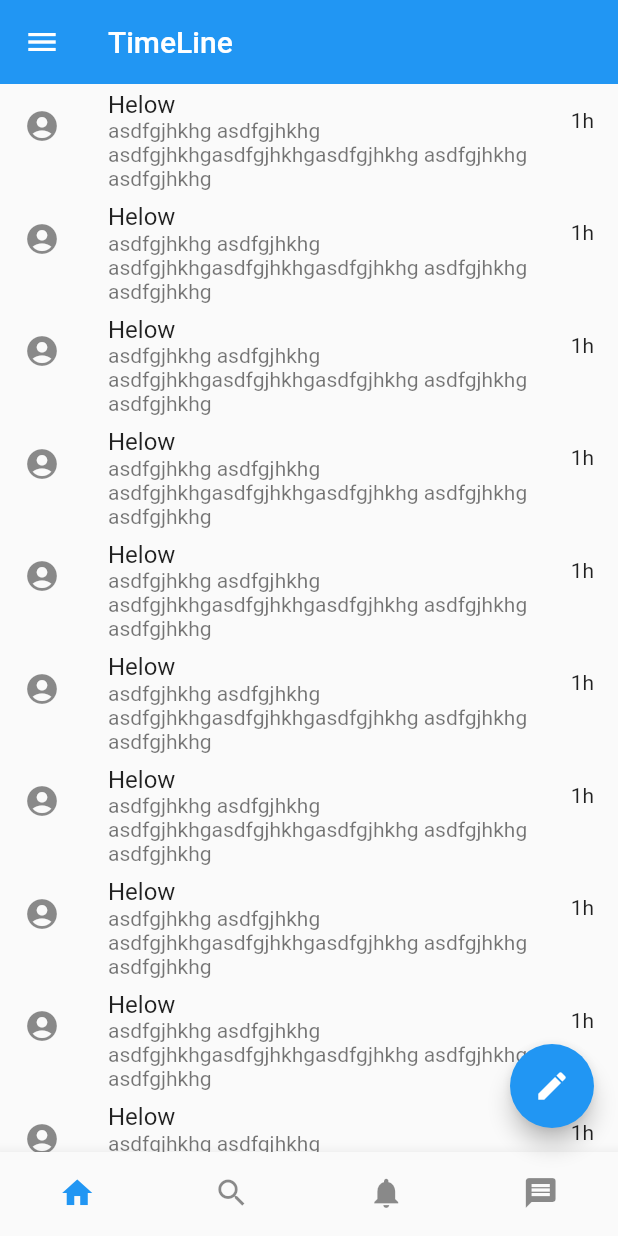
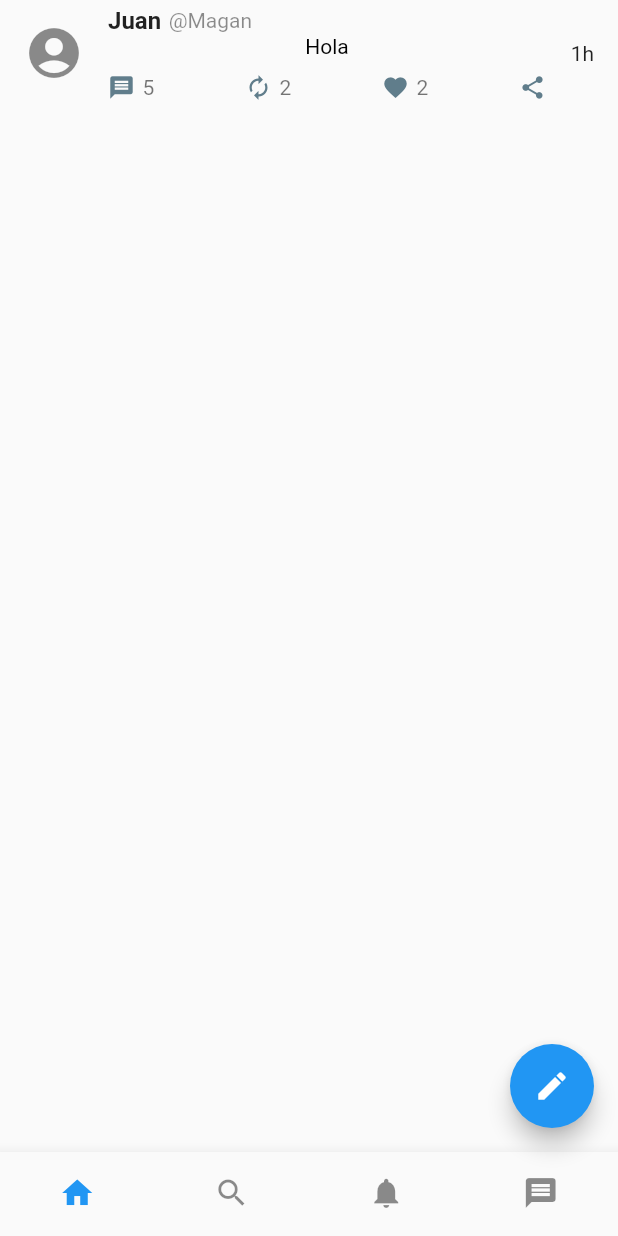
Before and after one commit to triay0/twitter_demo, a Flutter app: the screen it shows after launch, on a phone screen of 412 x 824 dp. Run offline on Flutter 3.47's test engine with Material 2 defaults, Android fonts, the phone set to English and light mode, and no system bars.

Commit message:
Refactor new tweet

```diff
--- a/lib/main.dart
+++ b/lib/main.dart
@@ -1,4 +1,9 @@
 import 'package:flutter/material.dart';
+import 'package:twitter_demo/screens/main_drawer.dart';
+import 'package:twitter_demo/screens/main_tabs/messaging.dart';
+import 'package:twitter_demo/screens/main_tabs/notifications.dart';
+import 'package:twitter_demo/screens/main_tabs/search.dart';
+import 'package:twitter_demo/screens/main_tabs/timeline.dart';
 
 void main() => runApp(MyApp());
 
@@ -8,25 +13,116 @@ class MyApp extends StatelessWidget {
   Widget build(BuildContext context) {
     return MaterialApp(
       title: 'Flutter Demo',
-      theme:ThemeData.light(),
-      home: MyHomePage(title: 'Flutter Demo Home Page'),
+      theme: ThemeData.light(),
+      home: MainScreen(),
     );
   }
 }
 
-class MyHomePage extends StatefulWidget {
-  MyHomePage({Key key, this.title}) : super(key: key);
-  final String title;
+class MainScreen extends StatefulWidget {
+  MainScreen({Key key}) : super(key: key);
 
   @override
-  _MyHomePageState createState() => _MyHomePageState();
+  MainScreenState createState() => MainScreenState();
 }
 
-class _MyHomePageState extends State<MyHomePage> {
+class MainScreenState extends State<MainScreen> {
   int _selectedIndex = 0;
+  PageController _tabController;
+  String _title;
+
+  @override
+  void initState() {
+    super.initState();
+    _tabController = new PageController();
+    _title = TabItems[0].title;
+    _selectedIndex = 0;
+  }
+
+  Widget tweets() {
+    return ListView.builder(
+        itemCount: 5,
+        itemBuilder: (BuildContext ctxt, int index) {
+          return new Text('helo');
+        });
+  }
+
+  void _onItemTapped(int index) {
+    setState(() {
+      _selectedIndex = index;
+    });
+  }
+
+  void onTap(int tab) {
+    _tabController.jumpToPage(tab);
+  }
+
+  void onTabChanged(int tab) {
+    setState(() {
+      this._selectedIndex = tab;
+    });
+
+    this._title = TabItems[tab].title;
+  }
+
+  @override
+  Widget build(BuildContext context) {
+    return Scaffold(
+      floatingActionButton: FloatingActionButton(
+        onPressed: null,
+        child: Icon(Icons.edit),
+      ),
+      drawer: Drawer(child: MainDrawer()),
+      bottomNavigationBar: BottomNavigationBar(
+        type: BottomNavigationBarType.fixed,
+        items: TabItems.map((TabItem item) {
+          return new BottomNavigationBarItem(
+            title: new Text(
+              item.title,
+            ),
+            icon: new Icon(item.icon),
+          );
+        }).toList(),
+        unselectedItemColor: Colors.black45,
+        showSelectedLabels: false,
+        showUnselectedLabels: false,
+        selectedItemColor: Colors.blue,
+        currentIndex: _selectedIndex,
+        onTap: onTap,
+      ),
+      body:
+//      CustomScrollView(
+//        slivers: <Widget>[
+//          SliverAppBar(
+//            title: _titles.elementAt(_selectedIndex),
+//            floating: true,
+//          ),
+//
+////          Silv
+          PageView(
+            controller: _tabController,
+            onPageChanged: onTabChanged,
+            children: <Widget>[
+              TimeLine(),
+              Search(),
+              Notifications(),
+              Messaging()
+            ],
+          )
+//        ],
+//      ),
+    );
+  }
 
   static const TextStyle optionStyle =
       TextStyle(fontSize: 16, fontWeight: FontWeight.bold);
+
+  static const List<TabItem> TabItems = const <TabItem>[
+    const TabItem(title: 'TimeLine', icon: Icons.home),
+    const TabItem(title: 'Hashtag & search', icon: Icons.search),
+    const TabItem(title: 'Notifications', icon: Icons.notifications),
+    const TabItem(title: 'DM', icon: Icons.message)
+  ];
 
   static const List<Widget> _titles = <Widget>[
     Text(
@@ -62,110 +158,11 @@ class _MyHomePageState extends State<MyHomePage> {
 //      style: optionStyle,
     ),
   ];
+}
 
-  Widget tweets() {
-    return ListView.builder(
-        itemCount: 5,
-        itemBuilder: (BuildContext ctxt, int index) {
-          return new Text('helo');
-        });
-  }
+class TabItem {
+  final String title;
+  final IconData icon;
 
-  void _onItemTapped(int index) {
-    setState(() {
-      _selectedIndex = index;
-    });
-  }
-
-  @override
-  Widget build(BuildContext context) {
-    return Scaffold(
-      floatingActionButton: FloatingActionButton(onPressed: null,child: Icon( Icons.edit),),
-      drawer: Drawer(
-          child: ListView(
-        children: <Widget>[
-          UserAccountsDrawerHeader(
-            accountName: Text('Name'),
-            accountEmail: Text('@nickname'),
-            currentAccountPicture: Icon(Icons.whatshot),
-          ),
-          ListTile(
-            title: Text("Profile"),
-            leading: Icon(Icons.account_circle),
-          ),
-          ListTile(
-            title: Text("Lists"),
-            leading: Icon(Icons.list),
-          ),
-          ListTile(
-            title: Text("Saved items"),
-            leading: Icon(Icons.save),
-          ),
-          ListTile(
-            title: Text("Moments"),
-            leading: Icon(Icons.whatshot),
-          ),
-          Divider(),
-          ListTile(
-            title: Text("Config & privacy"),
-          ),
-          ListTile(
-            title: Text("Help Center"),
-          ),
-        ],
-      )),
-      bottomNavigationBar: BottomNavigationBar(
-        type: BottomNavigationBarType.fixed,
-        items: const <BottomNavigationBarItem>[
-          BottomNavigationBarItem(
-            icon: Icon(Icons.home),
-            title: Text('Home'),
-          ),
-          BottomNavigationBarItem(
-            icon: Icon(Icons.search),
-            title: Text('Search'),
-          ),
-          BottomNavigationBarItem(
-            icon: Icon(Icons.notifications),
-            title: Text('Notifications'),
-          ),
-          BottomNavigationBarItem(
-            icon: Icon(Icons.message),
-            title: Text('Messages'),
-          ),
-        ],
-        unselectedItemColor: Colors.black45,
-        showSelectedLabels: false,
-        showUnselectedLabels: false,
-        selectedItemColor: Colors.blue,
-        currentIndex: _selectedIndex,
-        onTap: _onItemTapped,
-      ),
-      body: CustomScrollView(
-        slivers: <Widget>[
-          SliverAppBar(
-            title: _titles.elementAt(_selectedIndex),
-            floating: true,
-          ),
-          SliverList(delegate: SliverChildListDelegate(timelineBuilder()))
-        ],
-      ),
-    );
-  }
-
-  List timelineBuilder() {
-    List<Widget> tweets = List();
-    for (int i = 0; i < 50; i++) {
-      Widget tweet = new ListTile(
-        trailing: Text('1h'),
-        leading: Icon(Icons.account_circle),
-        title: Text('Helow'),
-        subtitle: Text(
-            'asdfgjhkhg asdfgjhkhg asdfgjhkhgasdfgjhkhgasdfgjhkhg asdfgjhkhg asdfgjhkhg  '),
-      );
-
-      tweets.add(tweet);
-    }
-    return tweets;
-  }
+  const TabItem({this.title, this.icon});
 }
--- /dev/null
+++ b/lib/modules/tweet.dart
@@ -0,0 +1,39 @@
+import 'package:twitter_demo/modules/user.dart';
+
+class Tweet{
+  User user;
+  String text;
+  int _rt;
+  int _fav;
+
+  int get rt => _rt;
+
+  set rt(int value) {
+    _rt = value;
+  }
+
+  int _comments;
+  DateTime _dateTime;
+
+  Tweet(this.user, this.text, this._rt, this._fav, this._comments,
+      this._dateTime);
+
+  int get fav => _fav;
+
+  set fav(int value) {
+    _fav = value;
+  }
+
+  int get comments => _comments;
+
+  set comments(int value) {
+    _comments = value;
+  }
+
+  DateTime get dateTime => _dateTime;
+
+  set dateTime(DateTime value) {
+    _dateTime = value;
+  }
+
+}
--- /dev/null
+++ b/lib/modules/user.dart
@@ -0,0 +1,26 @@
+class User{
+  String _name;
+
+  String get name => _name;
+
+  set name(String value) {
+    _name = value;
+  }
+
+  String _nick;
+  String _urlImage;
+
+  User(this._name, this._nick, this._urlImage);
+
+  String get nick => _nick;
+
+  set nick(String value) {
+    _nick = value;
+  }
+
+  String get urlImage => _urlImage;
+
+  set urlImage(String value) {
+    _urlImage = value;
+  }
+}
--- /dev/null
+++ b/lib/screens/main_tabs/timeline.dart
@@ -0,0 +1,130 @@
+import 'package:flutter/material.dart';
+import 'package:flutter/widgets.dart';
+import 'package:twitter_demo/modules/tweet.dart';
+import 'package:twitter_demo/modules/user.dart';
+import 'package:twitter_demo/screens/tweet.dart';
+
+class TimeLine extends StatefulWidget {
+  TimeLine({Key key}) : super(key: key);
+
+  @override
+  TimeLineState createState() => TimeLineState();
+}
+
+class TimeLineState extends State<TimeLine> {
+  List<Tweet> tweets = [
+    Tweet(
+        User('Juan', 'Magan', 'sdfgh'),
+        'Hola',
+        2,
+        2,
+        5,
+        DateTime(
+          2019,
+        ))
+  ];
+
+  @override
+  Widget build(BuildContext context) {
+    return Scaffold(
+        body: Center(
+      child: ListView.separated(
+
+          separatorBuilder: (context, index) => Divider(
+                color: Colors.blueGrey,
+              ),
+          itemCount: tweets.length,
+          itemBuilder: (BuildContext ctxt, int index) {
+            return new ListTile(
+              onTap:(){
+                Navigator.push(context, MaterialPageRoute(
+                  builder: (context) => TweetPage(tweet: tweets[index],),
+                ),);
+            },
+                trailing: Text('1h'),
+                leading: Icon(
+                  Icons.account_circle,
+                  size: 40,
+                ),
+                title: Row(
+                  children: <Widget>[
+                    Text(
+                      tweets[index].user.name,
+                      style: TextStyle(fontWeight: FontWeight.bold),
+                    ),
+                    SizedBox(
+                      width: 5,
+                    ),
+                    Text(
+                      '@${tweets[index].user.nick}',
+                      style: TextStyle(color: Colors.black45, fontSize: 14),
+                    ),
+                  ],
+                ),
+                subtitle: Column(
+                  children: <Widget>[
+                    Text(
+                      tweets[index].text,
+                      textAlign: TextAlign.left,
+
+                      style: TextStyle(
+                        color: Colors.black,
+                      ),
+                    ),
+                    SizedBox(
+                      height: 10,
+                    ),
+                    Row(
+                      mainAxisAlignment: MainAxisAlignment.spaceBetween,
+                      children: <Widget>[
+                        Row(
+                          children: <Widget>[
+                            Icon(
+                              Icons.message,
+                              size: 18,
+                              color: Colors.blueGrey,
+                            ),
+                            SizedBox(width: 5,),
+                            Text(tweets[index].comments.toString()),
+                          ],
+                        ),
+                        Row(
+                          children: <Widget>[
+                            Icon(
+                              Icons.autorenew,
+                              size: 18,
+                              color: Colors.blueGrey,
+                            ),
+                            SizedBox(width: 5,),
+                            Text(tweets[index].rt.toString()),
+                          ],
+                        ),
+                        Row(
+                          children: <Widget>[
+                            Icon(
+                              Icons.favorite,
+                              size: 18,
+                              color: Colors.blueGrey,
+                            ),
+                            SizedBox(width: 5,),
+                            Text(tweets[index].fav.toString()),
+                          ],
+                        ),
+                        Icon(
+                          Icons.share,
+                          size: 18,
+                          color: Colors.blueGrey,
+                        ),
+                      ],
+//
+                    )
+                  ],
+                ));
+          }),
+      // : SliverChildListDelegate(timelineBuilder())),
+    ));
+  }
+
+
+
+}
```
Also changed, not shown: lib/screens/main_drawer.dart (added, +44 -0 lines), lib/screens/main_tabs/messaging.dart (added, +32 -0 lines), lib/screens/main_tabs/notifications.dart (added, +32 -0 lines), lib/screens/main_tabs/search.dart (added, +32 -0 lines), lib/screens/newTweet.dart (added, +31 -0 lines), lib/screens/tweet.dart (added, +113 -0 lines).
